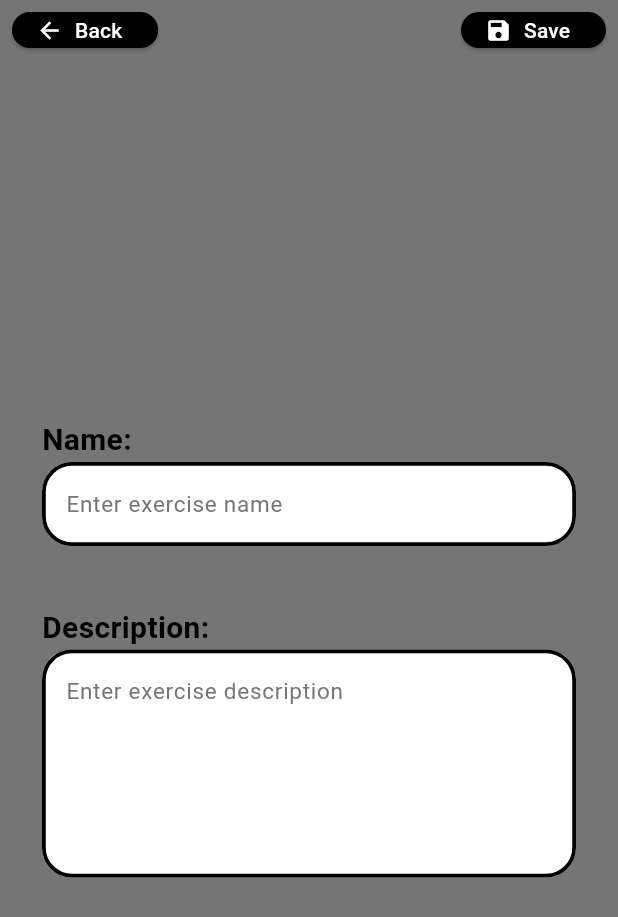
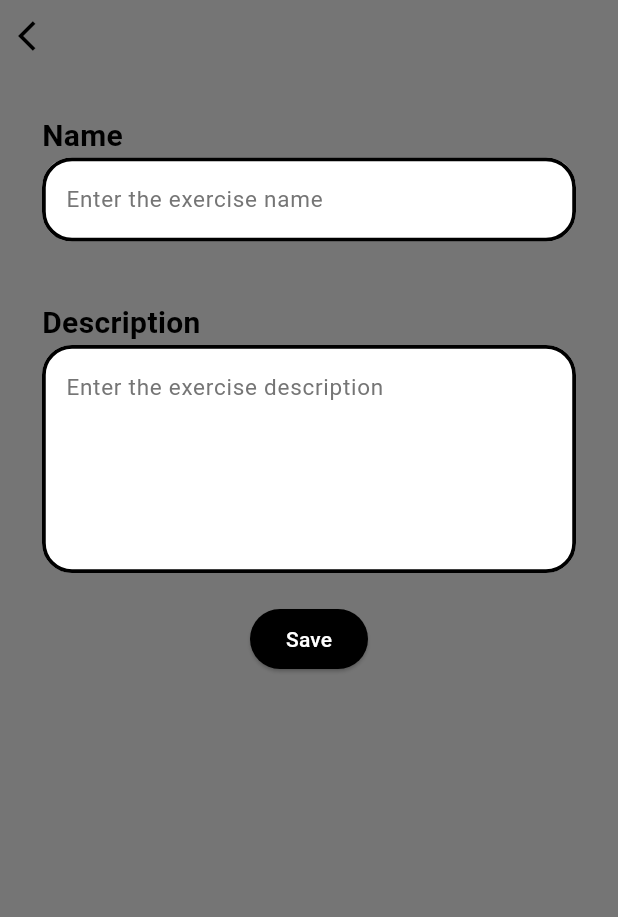
Before and after one commit to MaximeAlgosup/Team-Muscle, a Flutter app: the AddExercisePage screen opened by its route, on a phone screen of 412 x 824 dp. Shown: the top 917 px of the screen. Run offline on Flutter 3.47's test engine with Material 3 defaults, Android fonts, the phone set to English and light mode, and no system bars; our stand-ins replace go_router, sqflite; accounts and stored records are empty.

Commit message:
Finish exercise part

```diff
--- a/team_muscle/lib/pages/exercises/add_exercise_page.dart
+++ b/team_muscle/lib/pages/exercises/add_exercise_page.dart
@@ -2,7 +2,7 @@ import 'package:flutter/material.dart';
 import 'package:go_router/go_router.dart';
 
 // Widgets
-import 'package:team_muscle/widgets/buttons/icon_button_widget.dart';
+import 'package:team_muscle/widgets/buttons/simple_button_widget.dart';
 import 'package:team_muscle/widgets/fields/text_area_widget.dart';
 import 'package:team_muscle/widgets/fields/text_field_widget.dart';
 
@@ -17,53 +17,46 @@ class AddExercisePage extends StatelessWidget {
   @override
   Widget build(BuildContext context) {
     return Scaffold(
-      appBar: PreferredSize(
-        preferredSize: const Size.fromHeight(40.0),
-        child: Container(
-          color: Colors.grey[600],
-          child: Padding(
-            padding: const EdgeInsets.all(8.0),
-            child: Row(
+      backgroundColor: Colors.grey[600],
+      body: SafeArea(
+        child: SingleChildScrollView(
+          child: Column(
+            mainAxisAlignment: MainAxisAlignment.start,
+            children: [
+              Row(
                 mainAxisAlignment: MainAxisAlignment.spaceBetween,
                 children: [
-                IconButtonWidget(
-                  label: 'Back',
-                  icon: Icons.arrow_back,
+                  IconButton(
+                    icon: const Icon(Icons.arrow_back_ios, color: Colors.black),
                     onPressed: () {
-                    context.goNamed("exercise_list");
-                  },
-                ),
-                IconButtonWidget(
-                  label: 'Save',
-                  icon: Icons.save,
-                  onPressed: () {
-                    controller.saveExercise();
-                    context.goNamed("exercise_list");
+                      context.goNamed('exercise_list');
                     },
                   ),
                 ],
               ),
-          ),
-        ),
-      ),
-      body: Container(
-        color: Colors.grey[600],
-        child: Padding(
+              Padding(
                 padding: const EdgeInsets.all(8.0),
                 child: Column(
-            mainAxisAlignment: MainAxisAlignment.center,
                   children: [
                     TextFieldWidget(
-                label: 'Name: ',
-                hintText: 'Enter exercise name',
+                      label: 'Name',
+                      hintText: 'Enter the exercise name',
                       controller: controller.name,
-                isEditable: true,
                     ),
                     TextAreaWidget(
-                label: 'Description: ',
-                hintText: 'Enter exercise description',
+                      label: 'Description',
+                      hintText: 'Enter the exercise description',
                       controller: controller.description,
-                isEditable: true,
+                    ),
+                    SimpleButtonWidget(
+                      label: 'Save',
+                      onPressed: () {
+                        controller.saveExercise();
+                        context.goNamed('exercise_list');
+                      },
+                    ),
+                  ],
+                ),
               ),
             ],
           ),
--- a/team_muscle/lib/pages/users/edit_profile_page.dart
+++ b/team_muscle/lib/pages/users/edit_profile_page.dart
@@ -38,7 +38,7 @@ class _EditProfilePageState extends State<EditProfilePage> {
               Row(
                 children: [
                   IconButton(
-                    icon: const Icon(Icons.arrow_back_ios),
+                    icon: const Icon(Icons.arrow_back_ios, color: Colors.black),
                     onPressed: () {
                       context.goNamed("profile");
                     },
@@ -68,7 +68,7 @@ class _EditProfilePageState extends State<EditProfilePage> {
               SimpleButtonWidget(
                   label: 'Save data',
                   onPressed: () {
-                    controller.saveUser();
+                    controller.updateUser(globals.userIndex!);
                     context.goNamed("profile");
                   }
               ),
@@ -77,7 +77,7 @@ class _EditProfilePageState extends State<EditProfilePage> {
                 isWarning: true,
                 onPressed: () {
                   controller.deleteUser();
-                  context.goNamed('user');
+                  context.goNamed('select_user');
                 },
               ),
             ],
--- a/team_muscle/lib/pages/users/profile_page.dart
+++ b/team_muscle/lib/pages/users/profile_page.dart
@@ -41,13 +41,13 @@ class _ProfilePageState extends State<ProfilePage> {
                 mainAxisAlignment: MainAxisAlignment.spaceBetween,
                 children: [
                   IconButton(
-                    icon: const Icon(Icons.logout),
+                    icon: const Icon(Icons.logout, color: Colors.black),
                     onPressed: () {
                       context.goNamed('select_user');
                     },
                   ),
                   IconButton(
-                    icon: const Icon(Icons.edit),
+                    icon: const Icon(Icons.edit, color: Colors.black),
                     onPressed: () {
                       context.goNamed('edit_profile');
                     },
--- a/team_muscle/lib/routes.dart
+++ b/team_muscle/lib/routes.dart
@@ -1,8 +1,6 @@
 import 'package:flutter/material.dart';
 import 'package:go_router/go_router.dart';
 
-// Pages
-import 'package:team_muscle/pages/home_page.dart';
 // Users Pages
 import 'package:team_muscle/pages/users/user_page.dart';
 import 'package:team_muscle/pages/users/add_user_page.dart';
@@ -13,17 +11,14 @@ import 'package:team_muscle/pages/users/edit_profile_page.dart';
 import 'package:team_muscle/pages/exercises/exercise_list_page.dart';
 import 'package:team_muscle/pages/exercises/add_exercise_page.dart';
 import 'package:team_muscle/pages/exercises/exercise_page.dart';
+import 'package:team_muscle/pages/exercises/edit_exercise_page.dart';
+
+// Controllers
+import 'package:team_muscle/controllers/exercise_controller.dart';
 
 final GoRouter router = GoRouter(
-  initialLocation: '/pages/home_page.dart',
+  initialLocation: '/pages/users/user_page.dart',
   routes: [
-    GoRoute(
-      path: '/pages/home_page.dart',
-      name: 'home',
-      pageBuilder: (BuildContext context, GoRouterState state){
-        return const MaterialPage(child: HomePage());
-      }
-    ),
     GoRoute(
       path: '/pages/users/user_page.dart',
       name: 'user',
@@ -77,8 +72,26 @@ final GoRouter router = GoRouter(
       path: '/pages/exercises/exercise_page.dart',
       name: 'exercise',
       pageBuilder: (BuildContext context, GoRouterState state){
-        var  exerciseId = state.uri.queryParameters['exerciseId'] ?? '1';
-        return MaterialPage(child: ExercisePage(exerciseId: exerciseId));
+        var  exerciseId = state.uri.queryParameters['exerciseId'];
+        if (exerciseId == null) {
+          return const MaterialPage(child: ExerciseListPage());
+        }
+        ExerciseController exerciseController = ExerciseController();
+        exerciseController.setById(int.parse(exerciseId));
+        return MaterialPage(child: ExercisePage(exerciseController: exerciseController, ExerciseId: exerciseId));
+      }
+    ),
+    GoRoute(
+      path: '/pages/exercises/edit_exercise_page.dart',
+      name: 'edit_exercise',
+      pageBuilder: (BuildContext context, GoRouterState state){
+        var  exerciseId = state.uri.queryParameters['exerciseId'];
+        if (exerciseId == null) {
+          return const MaterialPage(child: ExerciseListPage());
+        }
+        ExerciseController exerciseController = ExerciseController();
+        exerciseController.setById(int.parse(exerciseId));
+        return MaterialPage(child: EditExercisePage(exerciseController: exerciseController, ExerciseId: exerciseId));
       }
     ),
   ],
--- a/team_muscle/lib/widgets/navbar_widget.dart
+++ b/team_muscle/lib/widgets/navbar_widget.dart
@@ -38,7 +38,7 @@ class _NavbarWidgetState extends State<NavbarWidget> {
       } else if(index == 1) {
         return;
       } else if(index == 2) {
-        context.goNamed('user');
+        context.goNamed('profile');
       }
     });
   }
```
Also changed, not shown: team_muscle/lib/controllers/exercise_controller.dart (+8 -0 lines), team_muscle/lib/pages/exercises/edit_exercise_page.dart (+80 -0 lines), team_muscle/lib/pages/exercises/exercise_page.dart (+55 -13 lines), team_muscle/lib/pages/home_page.dart (deleted, +0 -39 lines), team_muscle/lib/pages/users/select_user_page.dart (+0 -8 lines). Lines whose indentation alone changed are shown as unchanged.
